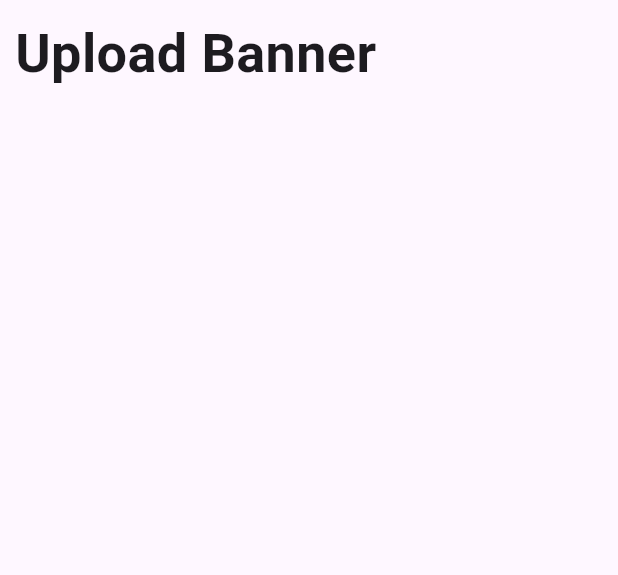
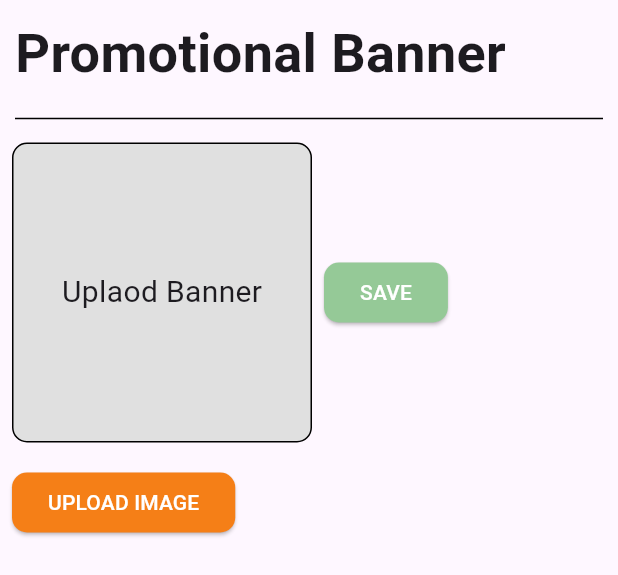
Before and after one commit to varshneydevansh/multi_vendor_demo_admin, a Flutter app: the UploadBannerScreen widget shown alone on an empty page, opened directly, on a phone screen of 412 x 824 dp. Shown: the top 575 px of the screen. Run offline on Flutter 3.47's test engine with Material 2 defaults, Android fonts, the phone set to English and light mode, and no system bars; missing offline and left inert: flutter_admin_scaffold.

Commit message:
Banner uplaod screen updated

```diff
--- a/lib/views/screens/side_bar_screens/upload_banner_screen.dart
+++ b/lib/views/screens/side_bar_screens/upload_banner_screen.dart
@@ -6,17 +6,84 @@ class UploadBannerScreen extends StatelessWidget {
   @override
   Widget build(BuildContext context) {
     return SingleChildScrollView(
-        child: Container(
+        child: Column(
+      children: [
+        Container(
           alignment: Alignment.topLeft,
           padding: const EdgeInsets.all(10),
           child: const Text(
-            'Upload Banner',
+            'Promotional Banner',
             style: TextStyle(
               fontWeight: FontWeight.w700,
               fontSize: 36,
             ),
           ),
         ),
-      );
+        Divider(
+          color: Colors.black,
+          thickness: 1,
+          indent: 10,
+          endIndent: 10,
+        ),
+        Column(
+          crossAxisAlignment: CrossAxisAlignment.start,
+          children: [
+            Row(
+              children: [
+                Padding(
+                  padding: const EdgeInsets.all(8.0),
+                  child: Container(
+                    width: 200,
+                    height: 200,
+                    decoration: BoxDecoration(
+                      color: Colors.grey[300],
+                      borderRadius: BorderRadius.circular(10),
+                      border: Border.all(
+                        color: Colors.black,
+                        width: 1,
+                      ),
+                    ),
+                    child: Center(
+                      child: Text(
+                        'Uplaod Banner',
+                        style: TextStyle(
+                          fontSize: 20,
+                        ),
+                      ),
+                    ),
+                  ),
+                ),
+
+                ElevatedButton(
+                  onPressed: () {},
+                  child: Text('SAVE'),
+                  style: ElevatedButton.styleFrom(
+                    primary: Color.fromARGB(255, 149, 201, 151),
+                    onPrimary: Colors.white,
+                    shape: RoundedRectangleBorder(
+                      borderRadius: BorderRadius.circular(10),
+                    ),
+                  ),
+                )
+              ],
+            ),
+            Padding(
+              padding: const EdgeInsets.all(8.0),
+              child: ElevatedButton(
+                onPressed: () {},
+                child: Text('UPLOAD IMAGE'),
+                style: ElevatedButton.styleFrom(
+                  primary: Colors.yellow[900],
+                  onPrimary: Colors.white,
+                  shape: RoundedRectangleBorder(
+                    borderRadius: BorderRadius.circular(10),
+                  ),
+                ),
+              ),
+            ),
+          ],
+        ),
+      ],
+    ));
   }
 }
```
